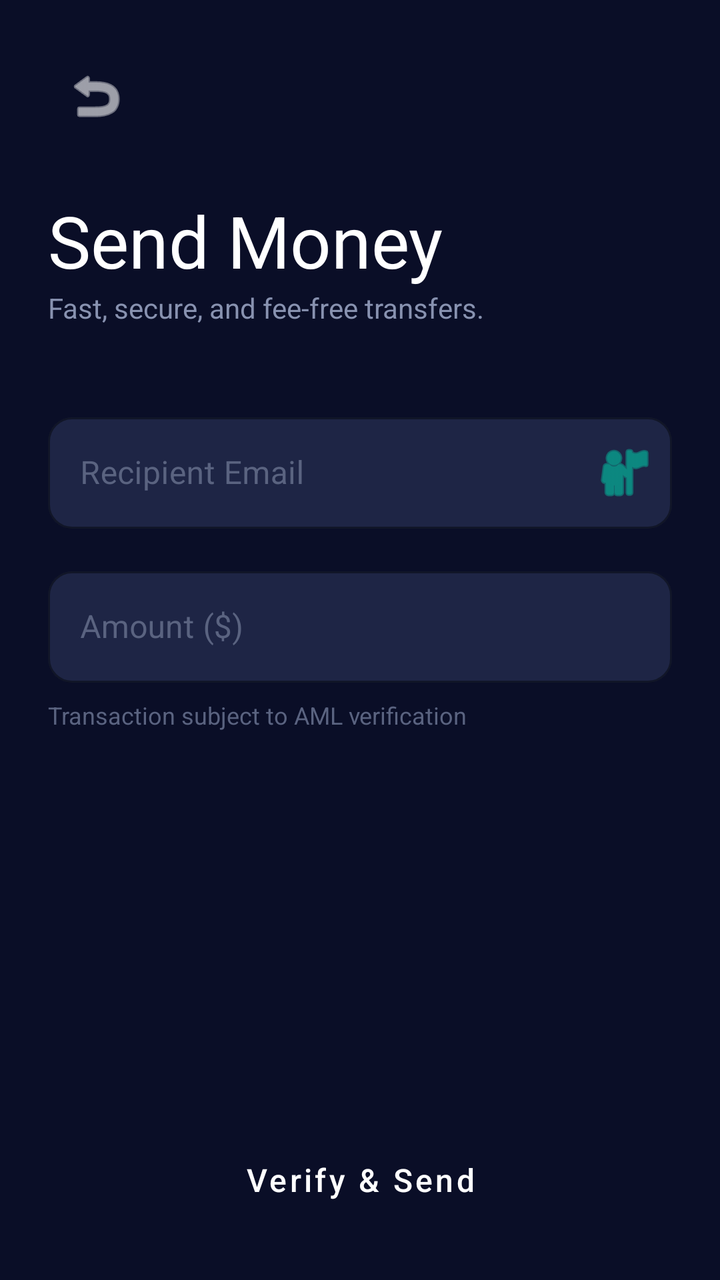
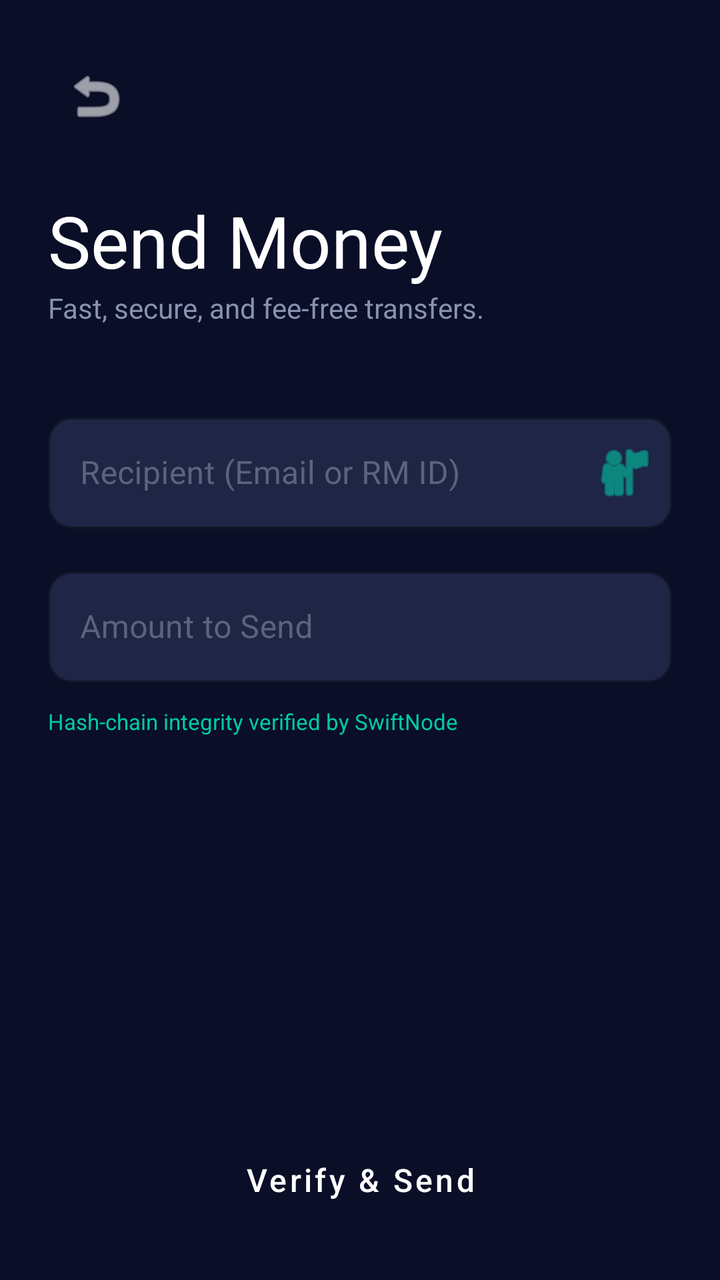

The first picture is an Android layout as it rendered before a commit; the second is the same layout after the commit. The layout source and the unified diff follow.
<!-- AndroidManifest.xml: application theme Theme.SwiftApp -->
<!-- res/layout/activity_send_money.xml -->
<?xml version="1.0" encoding="utf-8"?>
<LinearLayout xmlns:android="http://schemas.android.com/apk/res/android"
    xmlns:app="http://schemas.android.com/apk/res-auto"
    android:layout_width="match_parent"
    android:layout_height="match_parent"
    android:background="@color/swift_bg_primary"
    android:orientation="vertical"
    android:padding="24dp">

    <ImageButton
        android:id="@+id/btnBack"
        android:layout_width="48dp"
        android:layout_height="48dp"
        android:background="?attr/selectableItemBackgroundBorderless"
        android:src="@android:drawable/ic_menu_revert"
        app:tint="@color/white" />

    <TextView
        style="@style/SwiftText.Hero"
        android:layout_width="wrap_content"
        android:layout_height="wrap_content"
        android:layout_marginTop="24dp"
        android:text="Send Money" />

    <TextView
        style="@style/SwiftText.Body"
        android:layout_width="wrap_content"
        android:layout_height="wrap_content"
        android:text="Fast, secure, and fee-free transfers." />

    <com.google.android.material.textfield.TextInputLayout
        android:id="@+id/tilRecipient"
        style="@style/SwiftInput"
        android:layout_width="match_parent"
        android:layout_height="wrap_content"
        android:layout_marginTop="40dp"
        android:hint="Recipient Email"
        app:endIconDrawable="@android:drawable/ic_menu_myplaces"
        app:endIconMode="custom"
        app:endIconTint="@color/swift_primary">

        <com.google.android.material.textfield.TextInputEditText
            android:id="@+id/etRecipientEmail"
            android:layout_width="match_parent"
            android:layout_height="wrap_content"
            android:inputType="textEmailAddress"
            android:textColor="@color/white" />
    </com.google.android.material.textfield.TextInputLayout>


    <com.google.android.material.textfield.TextInputLayout
        style="@style/SwiftInput"
        android:layout_width="match_parent"
        android:layout_height="wrap_content"
        android:layout_marginTop="16dp"
        android:hint="Amount ($)">

        <com.google.android.material.textfield.TextInputEditText
            android:id="@+id/etAmount"
            android:layout_width="match_parent"
            android:layout_height="wrap_content"
            android:inputType="numberDecimal"
            android:textColor="@color/white" />
    </com.google.android.material.textfield.TextInputLayout>

    <TextView
        android:id="@+id/tvConvertedAmount"
        android:layout_width="wrap_content"
        android:layout_height="wrap_content"
        android:layout_marginTop="8dp"
        android:text="≈ 0.00 EUR"
        android:textColor="@color/swift_primary"
        android:textSize="14sp"
        android:visibility="gone" />

    <TextView
        android:id="@+id/tvAmlWarning"

        android:layout_width="match_parent"
        android:layout_height="wrap_content"
        android:layout_marginTop="8dp"
        android:text="Transaction subject to AML verification"
        android:textColor="@color/swift_text_hint"
        android:textSize="12sp" />

    <View
        android:layout_width="match_parent"
        android:layout_height="0dp"
        android:layout_weight="1" />

    <Button
        android:id="@+id/btnSend"
        style="@style/SwiftButton.Primary"
        android:layout_width="match_parent"
        android:layout_height="wrap_content"
        android:text="Verify &amp; Send" />

    <ProgressBar
        android:id="@+id/sendProgress"
        android:layout_width="wrap_content"
        android:layout_height="wrap_content"
        android:layout_gravity="center"
        android:layout_marginTop="16dp"
        android:visibility="gone" />

</LinearLayout>
<!-- resources referenced by this layout -->
<resources>
  <color name="swift_bg_primary">#FF0A0E27</color>
  <color name="swift_primary">#FF00C9A7</color>
  <color name="swift_text_hint">#FF5A6380</color>
  <color name="white">#FFFFFFFF</color>
  <style name="SwiftInput" parent="Widget.MaterialComponents.TextInputLayout.OutlinedBox">
          <item name="boxBackgroundColor">@color/swift_bg_input</item>
          <item name="boxStrokeColor">@color/swift_divider</item>
          <item name="boxCornerRadiusTopStart">@dimen/radius_md</item>
          <item name="boxCornerRadiusTopEnd">@dimen/radius_md</item>
          <item name="boxCornerRadiusBottomStart">@dimen/radius_md</item>
          <item name="boxCornerRadiusBottomEnd">@dimen/radius_md</item>
          <item name="hintTextColor">@color/swift_text_hint</item>
          <item name="android:textColorHint">@color/swift_text_hint</item>
      </style>
  <style name="SwiftText.Body">
          <item name="android:textColor">@color/swift_text_secondary</item>
          <item name="android:textSize">@dimen/text_md</item>
          <item name="android:fontFamily">sans-serif</item>
      </style>
  <style name="SwiftText.Hero">
  
          <item name="android:textColor">@color/swift_text_primary</item>
          <item name="android:textSize">@dimen/text_hero</item>
          <item name="android:fontFamily">sans-serif-bold</item>
      </style>
  <dimen name="text_lg">16sp</dimen>
  <dimen name="radius_lg">16dp</dimen>
  <dimen name="button_height">52dp</dimen>
  <dimen name="spacing_lg">24dp</dimen>
  <color name="swift_ripple">#3300C9A7</color>
  <color name="swift_bg_input">#FF1E2545</color>
  <color name="swift_divider">#1AFFFFFF</color>
  <dimen name="radius_md">12dp</dimen>
  <color name="swift_text_secondary">#FF8892B0</color>
  <dimen name="text_md">14sp</dimen>
  <color name="swift_text_primary">#FFFFFFFF</color>
  <dimen name="text_hero">36sp</dimen>
  <color name="swift_primary_dark">#FF00A88A</color>
  <color name="swift_secondary">#FF845EF7</color>
  <color name="swift_secondary_dark">#FF6B3FD4</color>
  <color name="swift_bg_card">#FF1A2142</color>
  <color name="swift_bg_secondary">#FF141937</color>
  <!-- unchanged entries left out for length: 2 -->
</resources>

<!-- the commit's change to res/layout/activity_send_money.xml (unified diff, before → after) -->
@@ -13,20 +13,21 @@
         android:layout_height="48dp"
         android:background="?attr/selectableItemBackgroundBorderless"
         android:src="@android:drawable/ic_menu_revert"
-        app:tint="@color/white" />
+        app:tint="@color/white"
+        android:contentDescription="@string/cd_back_arrow" />
 
     <TextView
         style="@style/SwiftText.Hero"
         android:layout_width="wrap_content"
         android:layout_height="wrap_content"
         android:layout_marginTop="24dp"
-        android:text="Send Money" />
+        android:text="@string/label_send_money" />
 
     <TextView
         style="@style/SwiftText.Body"
         android:layout_width="wrap_content"
         android:layout_height="wrap_content"
-        android:text="Fast, secure, and fee-free transfers." />
+        android:text="@string/desc_send_money" />
 
     <com.google.android.material.textfield.TextInputLayout
         android:id="@+id/tilRecipient"
@@ -34,16 +35,16 @@
         android:layout_width="match_parent"
         android:layout_height="wrap_content"
         android:layout_marginTop="40dp"
-        android:hint="Recipient Email"
+        android:hint="@string/hint_recipient_full"
         app:endIconDrawable="@android:drawable/ic_menu_myplaces"
         app:endIconMode="custom"
         app:endIconTint="@color/swift_primary">
 
         <com.google.android.material.textfield.TextInputEditText
-            android:id="@+id/etRecipientEmail"
+            android:id="@+id/etRecipient"
             android:layout_width="match_parent"
             android:layout_height="wrap_content"
-            android:inputType="textEmailAddress"
+            android:inputType="text"
             android:textColor="@color/white" />
     </com.google.android.material.textfield.TextInputLayout>
 
@@ -53,7 +54,7 @@
         android:layout_width="match_parent"
         android:layout_height="wrap_content"
         android:layout_marginTop="16dp"
-        android:hint="Amount ($)">
+        android:hint="@string/hint_amount_to_send">
 
         <com.google.android.material.textfield.TextInputEditText
             android:id="@+id/etAmount"
@@ -63,25 +64,92 @@
             android:textColor="@color/white" />
     </com.google.android.material.textfield.TextInputLayout>
 
-    <TextView
-        android:id="@+id/tvConvertedAmount"
-        android:layout_width="wrap_content"
+    
+    <com.google.android.material.card.MaterialCardView
+        android:id="@+id/cvFeeBreakdown"
+        style="@style/SwiftCard"
+        android:layout_width="match_parent"
         android:layout_height="wrap_content"
-        android:layout_marginTop="8dp"
-        android:text="≈ 0.00 EUR"
-        android:textColor="@color/swift_primary"
-        android:textSize="14sp"
-        android:visibility="gone" />
+        android:layout_marginTop="20dp"
+        android:visibility="gone">
+
+        <LinearLayout
+            android:layout_width="match_parent"
+            android:layout_height="wrap_content"
+            android:orientation="vertical"
+            android:padding="16dp">
+
+            <RelativeLayout
+                android:layout_width="match_parent"
+                android:layout_height="wrap_content">
+                <TextView
+                    android:layout_width="wrap_content"
+                    android:layout_height="wrap_content"
+                    android:text="@string/label_exchange_rate"
+                    style="@style/SwiftText.Caption" />
+                <TextView
+                    android:id="@+id/tvRate"
+                    android:layout_width="wrap_content"
+                    android:layout_height="wrap_content"
+                    android:layout_alignParentEnd="true"
+                    android:text="1 USD = 85.80 INR"
+                    style="@style/SwiftText.Body" />
+            </RelativeLayout>
+
+            <RelativeLayout
+                android:layout_width="match_parent"
+                android:layout_height="wrap_content"
+                android:layout_marginTop="8dp">
+                <TextView
+                    android:layout_width="wrap_content"
+                    android:layout_height="wrap_content"
+                    android:text="@string/label_platform_fees"
+                    style="@style/SwiftText.Caption" />
+                <TextView
+                    android:id="@+id/tvFee"
+                    android:layout_width="wrap_content"
+                    android:layout_height="wrap_content"
+                    android:layout_alignParentEnd="true"
+                    android:text="@string/zero_balance_usd"
+                    style="@style/SwiftText.Body" />
+            </RelativeLayout>
+
+            <View
+                android:layout_width="match_parent"
+                android:layout_height="1dp"
+                android:layout_marginTop="12dp"
+                android:background="@color/swift_divider" />
+
+            <RelativeLayout
+                android:layout_width="match_parent"
+                android:layout_height="wrap_content"
+                android:layout_marginTop="12dp">
+                <TextView
+                    android:layout_width="wrap_content"
+                    android:layout_height="wrap_content"
+                    android:text="@string/label_recipient_gets"
+                    style="@style/SwiftText.Title"
+                    android:textSize="14sp" />
+                <TextView
+                    android:id="@+id/tvRecipientGets"
+                    android:layout_width="wrap_content"
+                    android:layout_height="wrap_content"
+                    android:layout_alignParentEnd="true"
+                    android:text="@string/zero_balance_inr"
+                    style="@style/SwiftText.Title"
+                    android:textColor="@color/swift_success" />
+            </RelativeLayout>
+        </LinearLayout>
+    </com.google.android.material.card.MaterialCardView>
 
     <TextView
         android:id="@+id/tvAmlWarning"
-
         android:layout_width="match_parent"
         android:layout_height="wrap_content"
-        android:layout_marginTop="8dp"
-        android:text="Transaction subject to AML verification"
-        android:textColor="@color/swift_text_hint"
-        android:textSize="12sp" />
+        android:layout_marginTop="12dp"
+        android:text="@string/label_aml_verified"
+        android:textColor="@color/swift_primary"
+        android:textSize="11sp" />
 
     <View
         android:layout_width="match_parent"
@@ -93,7 +161,7 @@
         style="@style/SwiftButton.Primary"
         android:layout_width="match_parent"
         android:layout_height="wrap_content"
-        android:text="Verify &amp; Send" />
+        android:text="@string/btn_verify_send" />
 
     <ProgressBar
         android:id="@+id/sendProgress"
<!-- resource entries referenced after the edit -->
@@ -2,8 +2,26 @@
 <resources>
   <color name="swift_bg_primary">#FF0A0E27</color>
   <color name="swift_primary">#FF00C9A7</color>
+  <color name="swift_success">#FF00E676</color>
   <color name="swift_text_hint">#FF5A6380</color>
   <color name="white">#FFFFFFFF</color>
+  <string name="btn_verify_send">Verify &amp; Send</string>
+  <string name="cd_back_arrow">Back Arrow</string>
+  <string name="desc_send_money">Fast, secure, and fee-free transfers.</string>
+  <string name="hint_amount_to_send">Amount to Send</string>
+  <string name="hint_recipient_full">Recipient (Email or RM ID)</string>
+  <string name="label_aml_verified">Hash-chain integrity verified by SwiftNode</string>
+  <string name="label_exchange_rate">Exchange Rate</string>
+  <string name="label_platform_fees">Platform Fees (2.35%)</string>
+  <string name="label_recipient_gets">Recipient Gets</string>
+  <string name="label_send_money">Send Money</string>
+  <string name="zero_balance_inr">₹0.00</string>
+  <string name="zero_balance_usd">$0.00</string>
+  <style name="SwiftCard" parent="Widget.MaterialComponents.CardView">
+          <item name="cardBackgroundColor">@color/swift_bg_card</item>
+          <item name="cardCornerRadius">@dimen/radius_lg</item>
+          <item name="cardElevation">0dp</item>
+      </style>
   <style name="SwiftInput" parent="Widget.MaterialComponents.TextInputLayout.OutlinedBox">
           <item name="boxBackgroundColor">@color/swift_bg_input</item>
           <item name="boxStrokeColor">@color/swift_divider</item>
@@ -19,11 +37,21 @@
           <item name="android:textSize">@dimen/text_md</item>
           <item name="android:fontFamily">sans-serif</item>
       </style>
+  <style name="SwiftText.Caption">
+          <item name="android:textColor">@color/swift_text_hint</item>
+          <item name="android:textSize">@dimen/text_sm</item>
+          <item name="android:fontFamily">sans-serif</item>
+      </style>
   <style name="SwiftText.Hero">
   
           <item name="android:textColor">@color/swift_text_primary</item>
           <item name="android:textSize">@dimen/text_hero</item>
           <item name="android:fontFamily">sans-serif-bold</item>
+      </style>
+  <style name="SwiftText.Title">
+          <item name="android:textColor">@color/swift_text_primary</item>
+          <item name="android:textSize">@dimen/text_xl</item>
+          <item name="android:fontFamily">sans-serif-medium</item>
       </style>
   <dimen name="text_lg">16sp</dimen>
   <dimen name="radius_lg">16dp</dimen>
@@ -35,8 +63,10 @@
   <dimen name="radius_md">12dp</dimen>
   <color name="swift_text_secondary">#FF8892B0</color>
   <dimen name="text_md">14sp</dimen>
+  <dimen name="text_sm">12sp</dimen>
   <color name="swift_text_primary">#FFFFFFFF</color>
   <dimen name="text_hero">36sp</dimen>
+  <dimen name="text_xl">18sp</dimen>
   <color name="swift_primary_dark">#FF00A88A</color>
   <color name="swift_secondary">#FF845EF7</color>
   <color name="swift_secondary_dark">#FF6B3FD4</color>
